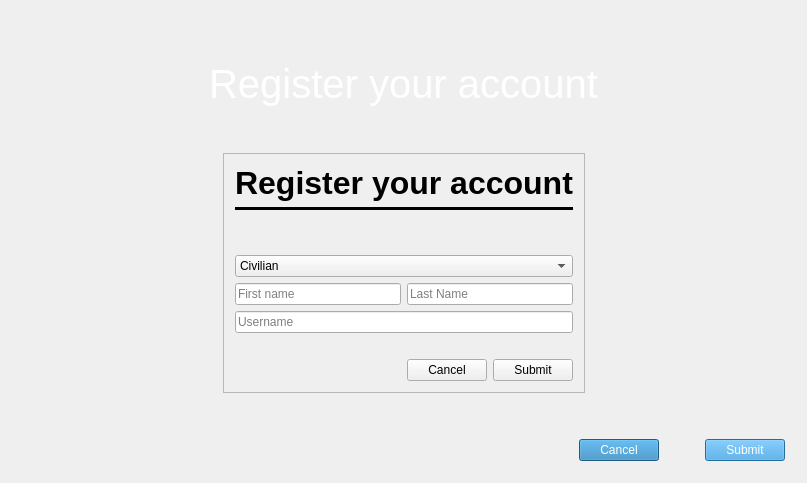
XinChen96/Emergency-Response-System, file gui/mainwindow.ui: the form before one commit.
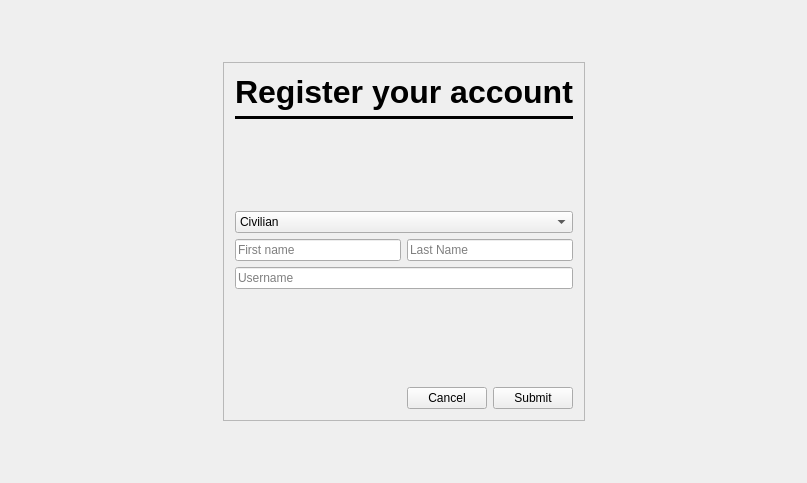
The form after the commit. Icons and pictures are not drawn.

The edit to the form file:
```diff
--- a/gui/mainwindow.ui
+++ b/gui/mainwindow.ui
@@ -268,41 +268,6 @@
           </property>
          </spacer>
         </item>
-        <item>
-         <widget class="QLabel" name="label">
-          <property name="font">
-           <font>
-            <family>Arial</family>
-            <pointsize>30</pointsize>
-           </font>
-          </property>
-          <property name="styleSheet">
-           <string notr="true">color: white;</string>
-          </property>
-          <property name="text">
-           <string>Register your account</string>
-          </property>
-          <property name="alignment">
-           <set>Qt::AlignCenter</set>
-          </property>
-         </widget>
-        </item>
-        <item>
-         <spacer name="verticalSpacer_6">
-          <property name="orientation">
-           <enum>Qt::Vertical</enum>
-          </property>
-          <property name="sizeType">
-           <enum>QSizePolicy::Preferred</enum>
-          </property>
-          <property name="sizeHint" stdset="0">
-           <size>
-            <width>20</width>
-            <height>40</height>
-           </size>
-          </property>
-         </spacer>
-        </item>
         <item>
          <layout class="QHBoxLayout" name="horizontalLayout_13">
           <item>
@@ -555,71 +520,6 @@
           </property>
          </spacer>
         </item>
-        <item>
-         <layout class="QHBoxLayout" name="horizontalLayout_10">
-          <item>
-           <spacer name="horizontalSpacer_3">
-            <property name="orientation">
-             <enum>Qt::Horizontal</enum>
-            </property>
-            <property name="sizeHint" stdset="0">
-             <size>
-              <width>40</width>
-              <height>20</height>
-             </size>
-            </property>
-           </spacer>
-          </item>
-          <item>
-           <widget class="QPushButton" name="cancelReg">
-            <property name="sizePolicy">
-             <sizepolicy hsizetype="Fixed" vsizetype="Fixed">
-              <horstretch>0</horstretch>
-              <verstretch>0</verstretch>
-             </sizepolicy>
-            </property>
-            <property name="styleSheet">
-             <string notr="true">background-color: #2980b9; color:white; </string>
-            </property>
-            <property name="text">
-             <string>Cancel</string>
-            </property>
-           </widget>
-          </item>
-          <item>
-           <spacer name="horizontalSpacer_6">
-            <property name="orientation">
-             <enum>Qt::Horizontal</enum>
-            </property>
-            <property name="sizeType">
-             <enum>QSizePolicy::Preferred</enum>
-            </property>
-            <property name="sizeHint" stdset="0">
-             <size>
-              <width>40</width>
-              <height>20</height>
-             </size>
-            </property>
-           </spacer>
-          </item>
-          <item>
-           <widget class="QPushButton" name="submitReg">
-            <property name="sizePolicy">
-             <sizepolicy hsizetype="Fixed" vsizetype="Fixed">
-              <horstretch>0</horstretch>
-              <verstretch>0</verstretch>
-             </sizepolicy>
-            </property>
-            <property name="styleSheet">
-             <string notr="true">background-color: #3498db; color:white; </string>
-            </property>
-            <property name="text">
-             <string>Submit</string>
-            </property>
-           </widget>
-          </item>
-         </layout>
-        </item>
        </layout>
       </widget>
       <widget class="QWidget" name="mapView">
```
